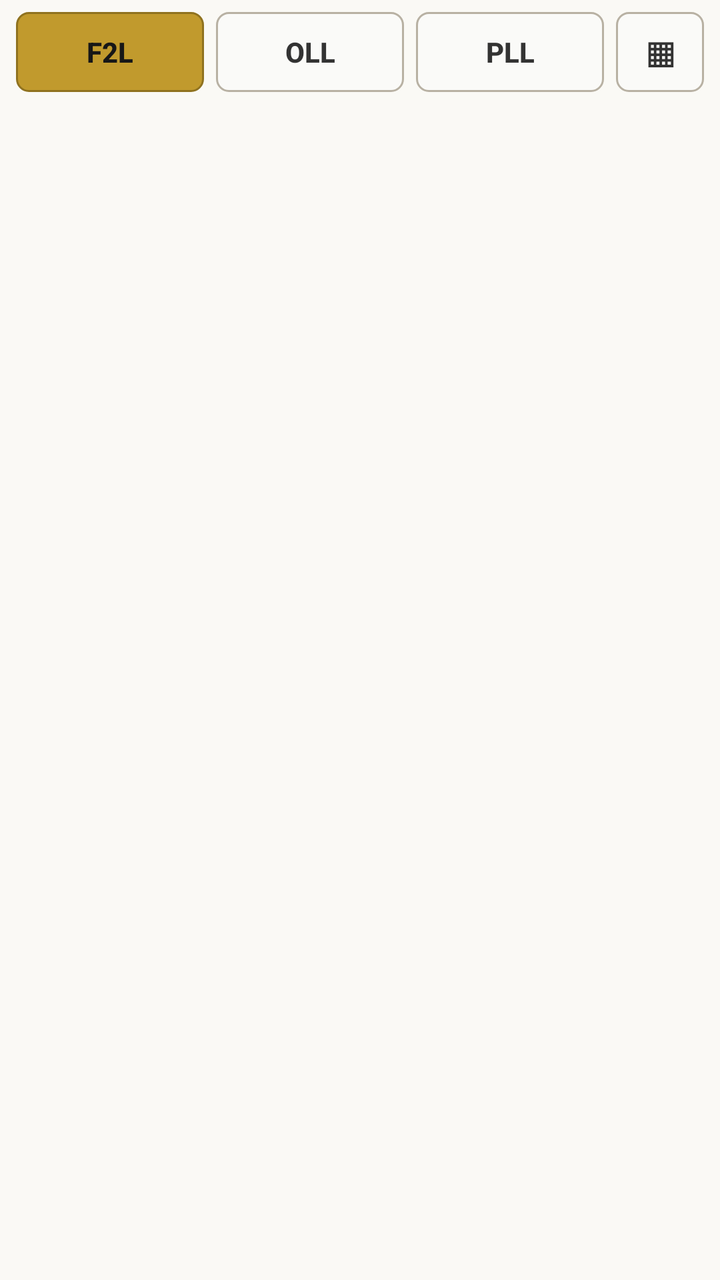
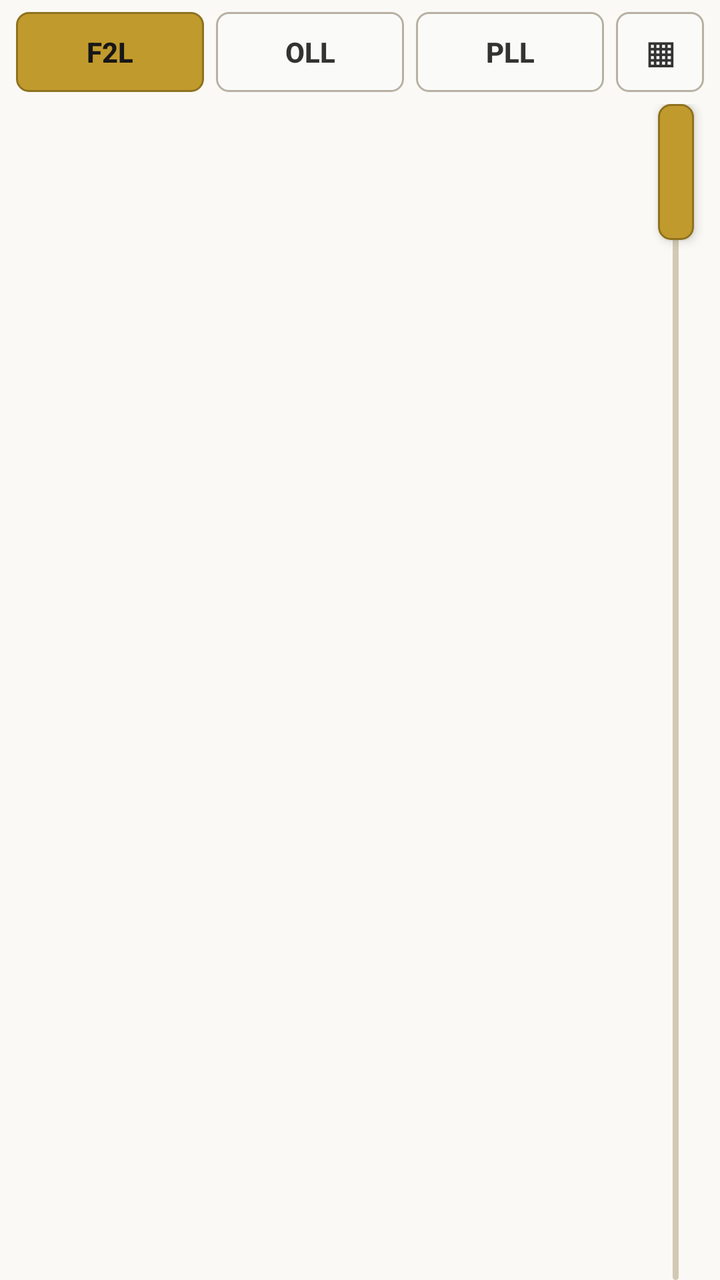

Two renders of the same Android screen: before a commit and after it. Below are the layout's source before the change and the commit's diff.
<!-- AndroidManifest.xml: application theme AppTheme -->
<!-- res/layout/activity_main.xml -->
<?xml version="1.0" encoding="utf-8"?>
<LinearLayout xmlns:android="http://schemas.android.com/apk/res/android"
    android:layout_width="match_parent"
    android:layout_height="match_parent"
    android:orientation="vertical"
    android:background="#FAF9F5">

    
    <LinearLayout
        android:layout_width="match_parent"
        android:layout_height="52dp"
        android:orientation="horizontal"
        android:paddingStart="8dp"
        android:paddingEnd="8dp"
        android:paddingTop="6dp"
        android:paddingBottom="6dp"
        android:gravity="center_vertical">

        
        <Button
            android:id="@+id/btnF2L"
            android:layout_width="0dp"
            android:layout_height="match_parent"
            android:layout_weight="1"
            android:layout_marginEnd="4dp"
            android:background="@drawable/botao_selecionado"
            android:text="F2L"
            android:textColor="#171717"
            android:textSize="14sp"
            android:textStyle="bold"
            android:minHeight="0dp"
            android:minWidth="0dp"
            android:padding="0dp"
            android:stateListAnimator="@null" />

        
        <Button
            android:id="@+id/btnOLL"
            android:layout_width="0dp"
            android:layout_height="match_parent"
            android:layout_weight="1"
            android:layout_marginStart="2dp"
            android:layout_marginEnd="2dp"
            android:background="@drawable/botao_inativo"
            android:text="OLL"
            android:textColor="#333333"
            android:textSize="14sp"
            android:textStyle="bold"
            android:minHeight="0dp"
            android:minWidth="0dp"
            android:padding="0dp"
            android:stateListAnimator="@null" />

        
        <Button
            android:id="@+id/btnPLL"
            android:layout_width="0dp"
            android:layout_height="match_parent"
            android:layout_weight="1"
            android:layout_marginStart="4dp"
            android:layout_marginEnd="6dp"
            android:background="@drawable/botao_inativo"
            android:text="PLL"
            android:textColor="#333333"
            android:textSize="14sp"
            android:textStyle="bold"
            android:minHeight="0dp"
            android:minWidth="0dp"
            android:padding="0dp"
            android:stateListAnimator="@null" />

        
        <Button
            android:id="@+id/btnModoVisualizacao"
            android:layout_width="44dp"
            android:layout_height="match_parent"
            android:background="@drawable/botao_inativo"
            android:text="▦"
            android:textColor="#333333"
            android:textSize="20sp"
            android:textStyle="bold"
            android:minHeight="0dp"
            android:minWidth="0dp"
            android:padding="0dp"
            android:stateListAnimator="@null" />

    </LinearLayout>


    
    <ScrollView
        android:id="@+id/scrollView"
        android:layout_width="match_parent"
        android:layout_height="0dp"
        android:layout_weight="1"
        android:fillViewport="true"
        android:clipToPadding="false">

        <LinearLayout
            android:id="@+id/listaAlgoritmos"
            android:layout_width="match_parent"
            android:layout_height="wrap_content"
            android:orientation="vertical"
            android:paddingStart="10dp"
            android:paddingEnd="10dp"
            android:paddingTop="8dp"
            android:paddingBottom="16dp" />

    </ScrollView>

</LinearLayout>
<!-- resources referenced by this layout -->
<resources>
  <!-- drawable botao_inativo (drawable) -->
  <?xml version="1.0" encoding="utf-8"?>
  <shape xmlns:android="http://schemas.android.com/apk/res/android"
      android:shape="rectangle">
  
      <solid android:color="#FAFAF8" />
  
      <corners android:radius="6dp" />
  
      <stroke
          android:width="1dp"
          android:color="#B8B1A3" />
  
  </shape>
  <!-- drawable botao_selecionado (drawable) -->
  <?xml version="1.0" encoding="utf-8"?>
  <shape xmlns:android="http://schemas.android.com/apk/res/android"
      android:shape="rectangle">
  
      <solid android:color="#C19A2D" />
  
      <corners android:radius="6dp" />
  
      <stroke
          android:width="1dp"
          android:color="#8F721F" />
  
  </shape>
  <style name="AppTheme" parent="Theme.AppCompat.Light.DarkActionBar">
          
          <item name="colorPrimary">@color/colorPrimary</item>
          <item name="colorPrimaryDark">@color/colorPrimaryDark</item>
          <item name="colorAccent">@color/colorAccent</item>
      </style>
  <color name="colorPrimary">#C19A2D</color>
  <color name="colorPrimaryDark">#8F721F</color>
  <color name="colorAccent">#C19A2D</color>
</resources>

<!-- the commit's change to res/layout/activity_main.xml (unified diff, before → after) -->
@@ -5,7 +5,6 @@
     android:orientation="vertical"
     android:background="#FAF9F5">
 
-    
     <LinearLayout
         android:layout_width="match_parent"
         android:layout_height="52dp"
@@ -16,7 +15,6 @@
         android:paddingBottom="6dp"
         android:gravity="center_vertical">
 
-        
         <Button
             android:id="@+id/btnF2L"
             android:layout_width="0dp"
@@ -33,7 +31,6 @@
             android:padding="0dp"
             android:stateListAnimator="@null" />
 
-        
         <Button
             android:id="@+id/btnOLL"
             android:layout_width="0dp"
@@ -51,7 +48,6 @@
             android:padding="0dp"
             android:stateListAnimator="@null" />
 
-        
         <Button
             android:id="@+id/btnPLL"
             android:layout_width="0dp"
@@ -69,7 +65,6 @@
             android:padding="0dp"
             android:stateListAnimator="@null" />
 
-        
         <Button
             android:id="@+id/btnModoVisualizacao"
             android:layout_width="44dp"
@@ -83,29 +78,102 @@
             android:minWidth="0dp"
             android:padding="0dp"
             android:stateListAnimator="@null" />
-
     </LinearLayout>
 
-
     
-    <ScrollView
-        android:id="@+id/scrollView"
+    <FrameLayout
+        android:id="@+id/areaConteudo"
         android:layout_width="match_parent"
         android:layout_height="0dp"
         android:layout_weight="1"
-        android:fillViewport="true"
-        android:clipToPadding="false">
+        android:clipChildren="false">
 
+        <ScrollView
+            android:id="@+id/scrollView"
+            android:layout_width="match_parent"
+            android:layout_height="match_parent"
+			android:layout_marginEnd="32dp"
+            android:fillViewport="true"
+            android:clipToPadding="false">
+			android:scrollbars="none"
+
+            <LinearLayout
+                android:id="@+id/listaAlgoritmos"
+                android:layout_width="match_parent"
+                android:layout_height="wrap_content"
+                android:orientation="vertical"
+                android:paddingStart="10dp"
+                android:paddingEnd="10dp"
+                android:paddingTop="8dp"
+                android:paddingBottom="16dp" />
+
+        </ScrollView>
+
+        
+        
+       
+<FrameLayout
+    android:id="@+id/fastScrollerArea"
+    android:layout_width="44dp"
+    android:layout_height="match_parent"
+    android:layout_gravity="end"
+    android:clipChildren="false">
+
+    <View
+        android:id="@+id/fastTrack"
+        android:layout_width="3dp"
+        android:layout_height="match_parent"
+        android:layout_gravity="center_horizontal"
+        android:background="@drawable/fast_track" />
+
+    <View
+        android:id="@+id/fastThumb"
+        android:layout_width="18dp"
+        android:layout_height="68dp"
+        android:layout_gravity="center_horizontal"
+        android:background="@drawable/fast_thumb"
+        android:elevation="3dp" />
+
+</FrameLayout>
+
+
+
+
+        
         <LinearLayout
-            android:id="@+id/listaAlgoritmos"
-            android:layout_width="match_parent"
-            android:layout_height="wrap_content"
+            android:id="@+id/fastPreview"
+            android:layout_width="110dp"
+            android:layout_height="140dp"
+            android:layout_gravity="end|center_vertical"
+            android:layout_marginEnd="42dp"
             android:orientation="vertical"
-            android:paddingStart="10dp"
-            android:paddingEnd="10dp"
-            android:paddingTop="8dp"
-            android:paddingBottom="16dp" />
+            android:padding="6dp"
+            android:visibility="gone"
+            android:background="@drawable/fundo_cartao"
+            android:elevation="6dp">
 
-    </ScrollView>
+            <ImageView
+                android:id="@+id/fastPreviewImage"
+                android:layout_width="match_parent"
+                android:layout_height="108dp"
+                android:adjustViewBounds="true"
+                android:scaleType="fitCenter"
+                android:contentDescription="Pré-visualização do caso" />
+
+            <TextView
+                android:id="@+id/fastPreviewText"
+                android:layout_width="match_parent"
+                android:layout_height="wrap_content"
+                android:layout_marginTop="3dp"
+                android:gravity="center"
+                android:textColor="#292929"
+                android:textSize="11sp"
+                android:textStyle="bold"
+                android:maxLines="1"
+                android:ellipsize="end" />
+
+        </LinearLayout>
+
+    </FrameLayout>
 
 </LinearLayout>
<!-- resource entries referenced after the edit -->
@@ -28,6 +28,44 @@
           android:color="#8F721F" />
   
   </shape>
+  <!-- drawable fast_thumb (drawable) -->
+  <?xml version="1.0" encoding="utf-8"?>
+  <shape xmlns:android="http://schemas.android.com/apk/res/android"
+      android:shape="rectangle">
+  
+      <solid android:color="#C19A2D" />
+  
+      <corners android:radius="6dp" />
+  
+      <stroke
+          android:width="1dp"
+          android:color="#8F721F" />
+  
+  </shape>
+  <!-- drawable fast_track (drawable) -->
+  <?xml version="1.0" encoding="utf-8"?>
+  <shape xmlns:android="http://schemas.android.com/apk/res/android"
+      android:shape="rectangle">
+  
+      <solid android:color="#D2C9B5" />
+  
+      <corners android:radius="2dp" />
+  
+  </shape>
+  <!-- drawable fundo_cartao (drawable) -->
+  <?xml version="1.0" encoding="utf-8"?>
+  <shape xmlns:android="http://schemas.android.com/apk/res/android"
+      android:shape="rectangle">
+  
+      <solid android:color="#F3EEDF" />
+  
+      <corners android:radius="8dp" />
+  
+      <stroke
+          android:width="1dp"
+          android:color="#C9B98A" />
+  
+  </shape>
   <style name="AppTheme" parent="Theme.AppCompat.Light.DarkActionBar">
           
           <item name="colorPrimary">@color/colorPrimary</item>
